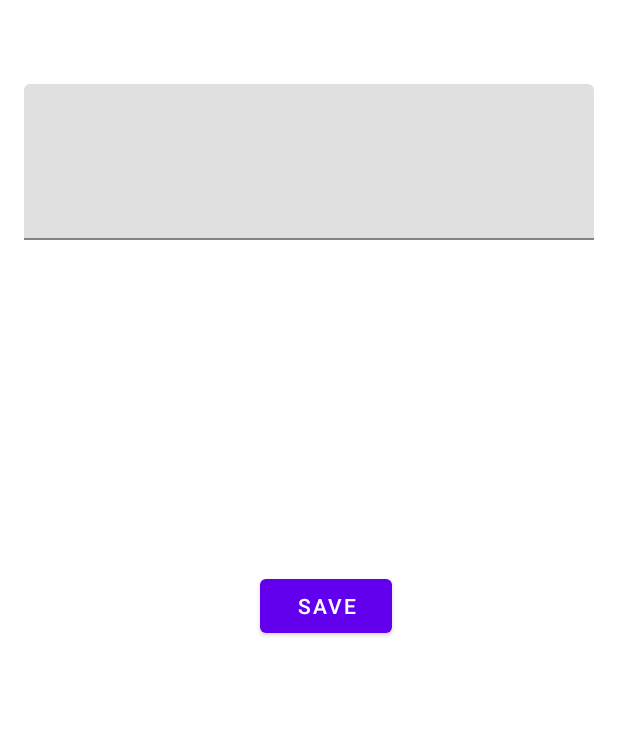
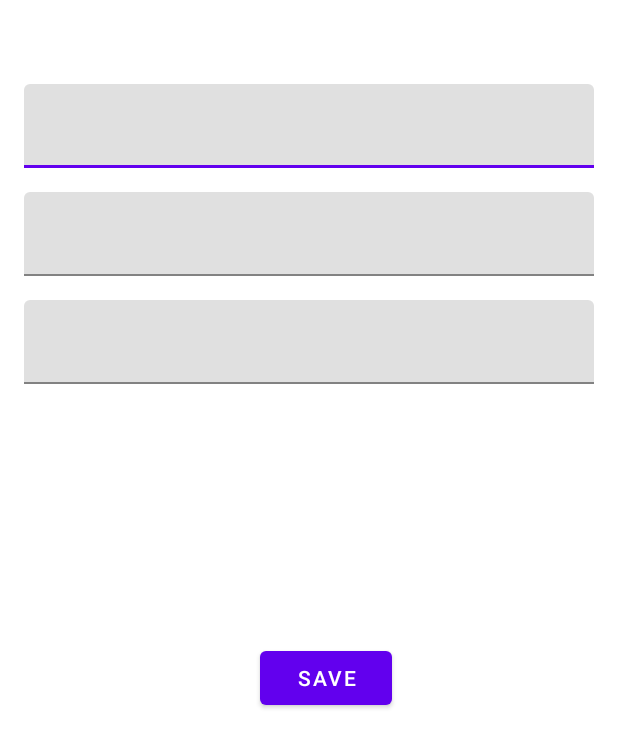
Before and after one commit to jeffeth-donaldson/CS2410-Final-Project, an Android app: the fragment NewTaskFragment shown on its own in the app's theme, on a phone screen of 412 x 824 dp. Shown: the top 748 px of the screen. Run offline under Robolectric (Android 15) with nearby library versions, the phone set to English and light mode, and no system bars.

Commit message:
Fixed constraint layouts on fragment_new_task

```diff
--- a/app/src/main/res/layout/fragment_new_task.xml
+++ b/app/src/main/res/layout/fragment_new_task.xml
@@ -32,16 +32,15 @@
         android:layout_marginStart="16dp"
         android:layout_marginTop="16dp"
         android:layout_marginEnd="16dp"
-        app:layout_constraintBottom="parent"
         app:layout_constraintBottom_toTopOf="@+id/frequency_field"
         app:layout_constraintEnd_toEndOf="parent"
         app:layout_constraintHorizontal_bias="0.0"
         app:layout_constraintStart_toStartOf="parent"
         app:layout_constraintTop_toBottomOf="@+id/title_field">
+
         <com.google.android.material.textfield.TextInputEditText
-            android:layout_height="match_parent"
             android:layout_width="match_parent"
-            />
+            android:layout_height="match_parent" />
     </com.google.android.material.textfield.TextInputLayout>
 
     <com.google.android.material.textfield.TextInputLayout
@@ -51,15 +50,14 @@
         android:layout_marginStart="16dp"
         android:layout_marginTop="16dp"
         android:layout_marginEnd="16dp"
-        app:layout_constraintBottom="parent"
         app:layout_constraintEnd_toEndOf="parent"
         app:layout_constraintHorizontal_bias="0.0"
         app:layout_constraintStart_toStartOf="parent"
-        app:layout_constraintTop_toTopOf="@+id/description_field">
+        app:layout_constraintTop_toBottomOf="@+id/description_field">
+
         <com.google.android.material.textfield.TextInputEditText
-            android:layout_height="match_parent"
             android:layout_width="match_parent"
-            />
+            android:layout_height="match_parent" />
     </com.google.android.material.textfield.TextInputLayout>
 
     <com.google.android.material.button.MaterialButton
@@ -73,4 +71,5 @@
         app:layout_constraintHorizontal_bias="0.535"
         app:layout_constraintStart_toStartOf="parent"
         app:layout_constraintTop_toBottomOf="@+id/frequency_field" />
+
 </androidx.constraintlayout.widget.ConstraintLayout>
```
